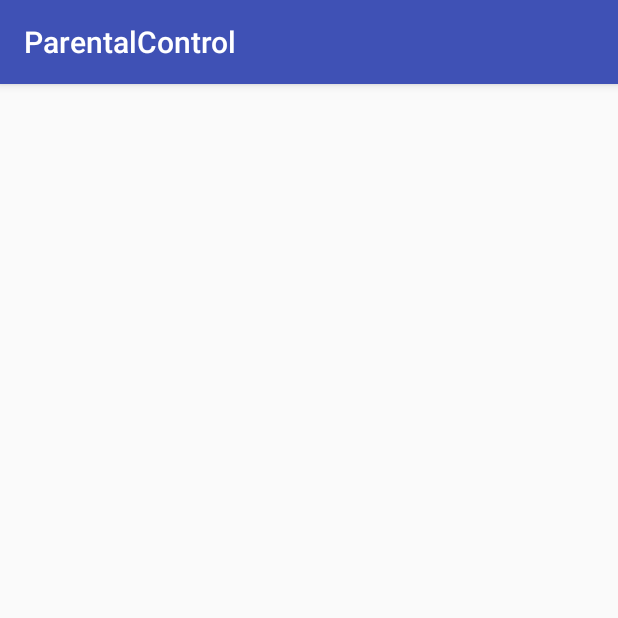
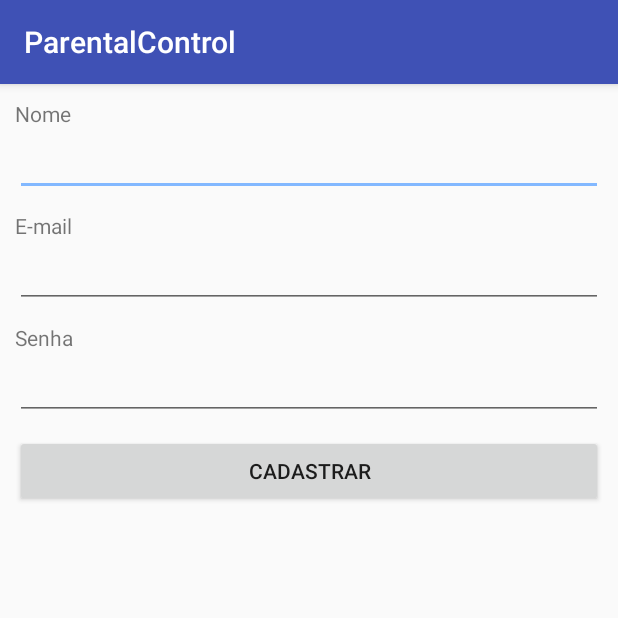
Before and after one commit to thiagoretondar/parental-control-app, an Android app: the RegisterActivity screen opened directly, with no data from a screen before it, on a phone screen of 412 x 824 dp, the top half of it. Run offline under Robolectric (Android 15) with nearby library versions, the phone set to English and light mode, and no system bars.

Commit message:
screens of login and register

```diff
--- a/app/src/main/res/layout/activity_register.xml
+++ b/app/src/main/res/layout/activity_register.xml
@@ -1,12 +1,49 @@
 <?xml version="1.0" encoding="utf-8"?>
-<RelativeLayout xmlns:android="http://schemas.android.com/apk/res/android"
+<LinearLayout xmlns:android="http://schemas.android.com/apk/res/android"
     xmlns:tools="http://schemas.android.com/tools"
+    android:orientation="vertical"
     android:layout_width="match_parent"
     android:layout_height="match_parent"
-    android:paddingBottom="@dimen/activity_vertical_margin"
-    android:paddingLeft="@dimen/activity_horizontal_margin"
-    android:paddingRight="@dimen/activity_horizontal_margin"
-    android:paddingTop="@dimen/activity_vertical_margin"
+    android:padding="10dp"
     tools:context="fei.tcc.parentalcontrol.activity.RegisterActivity">
 
-</RelativeLayout>
+    <TextView
+        android:layout_width="wrap_content"
+        android:layout_height="wrap_content"
+        android:text="Nome" />
+
+    <EditText
+        android:id="@+id/edit_text_parent_name"
+        android:layout_width="match_parent"
+        android:layout_height="wrap_content"
+        android:layout_marginBottom="10dp" />
+
+    <TextView
+        android:layout_width="wrap_content"
+        android:layout_height="wrap_content"
+        android:text="E-mail" />
+
+    <EditText
+        android:id="@+id/edit_text_parent_email"
+        android:layout_width="match_parent"
+        android:layout_height="wrap_content"
+        android:layout_marginBottom="10dp" />
+
+    <TextView
+        android:layout_width="wrap_content"
+        android:layout_height="wrap_content"
+        android:text="Senha" />
+
+    <EditText
+        android:id="@+id/edit_text_parent_password"
+        android:layout_width="match_parent"
+        android:layout_height="wrap_content"
+        android:inputType="textPassword"
+        android:layout_marginBottom="10dp" />
+
+    <Button
+        android:id="@+id/btn_create_account"
+        android:layout_width="match_parent"
+        android:layout_height="wrap_content"
+        android:text="Cadastrar"/>
+</LinearLayout>
```
Also changed, not shown: app/src/main/res/layout/activity_login.xml (+32 -6 lines).
